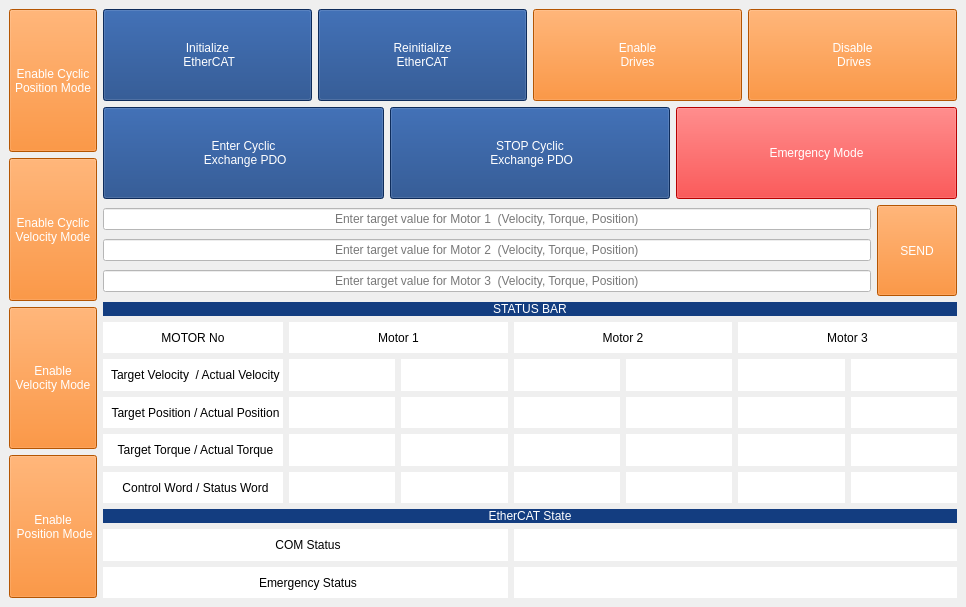
Qt form src/gui_pkg/ui/mainwindow.ui (veysiadn/ecat_control_ws) before a commit.
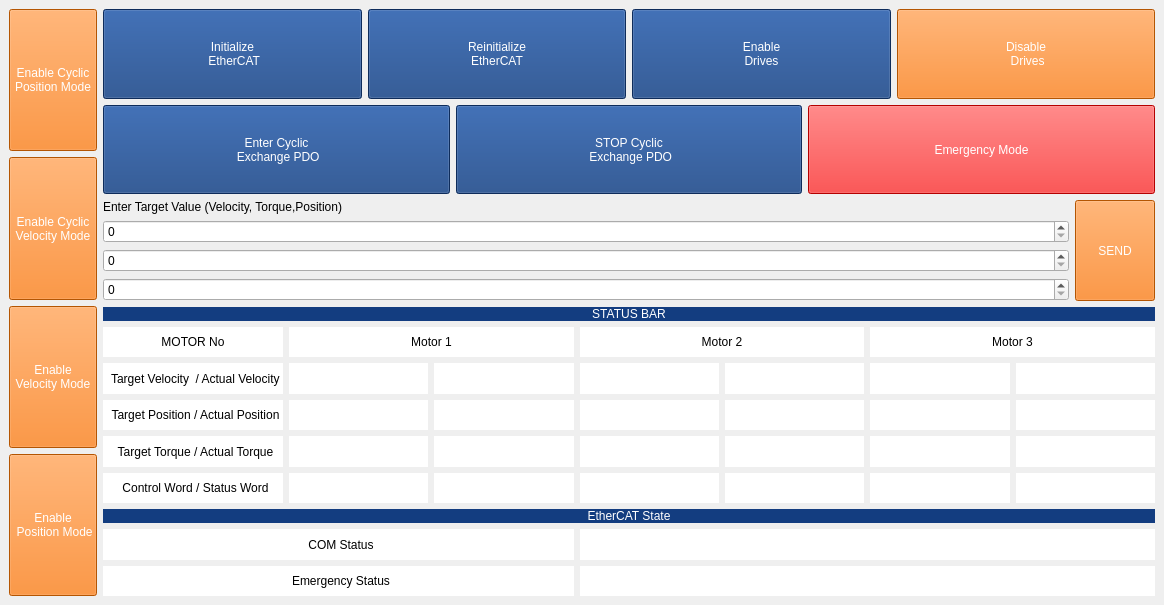
The same form after that commit.

Patch:
```diff
--- a/src/gui_pkg/ui/mainwindow.ui
+++ b/src/gui_pkg/ui/mainwindow.ui
@@ -6,10 +6,16 @@
    <rect>
     <x>0</x>
     <y>0</y>
-    <width>966</width>
-    <height>607</height>
+    <width>1164</width>
+    <height>605</height>
    </rect>
   </property>
+  <property name="maximumSize">
+   <size>
+    <width>1920</width>
+    <height>1080</height>
+   </size>
+  </property>
   <property name="windowTitle">
    <string>MainWindow</string>
   </property>
@@ -28,9 +34,15 @@
            </sizepolicy>
           </property>
           <property name="styleSheet">
-           <string notr="true">color: rgb(255, 255, 255);
+           <string notr="true">QPushButton:pressed {
+    background-color: rgb(224, 0, 0);
+}
+QPushButton { 
+color: rgb(255, 255, 255);
 background-color: rgb(252, 119, 3);
-font: bold 75 15pt &quot;Noto Sans&quot;;</string>
+font: bold 75 15pt &quot;Noto Sans&quot;;
+}
+</string>
           </property>
           <property name="text">
            <string>Enable Cyclic
@@ -47,9 +59,15 @@
            </sizepolicy>
           </property>
           <property name="styleSheet">
-           <string notr="true">color: rgb(255, 255, 255);
+           <string notr="true">QPushButton:pressed {
+    background-color: rgb(224, 0, 0);
+}
+QPushButton { 
+color: rgb(255, 255, 255);
 background-color: rgb(252, 119, 3);
-font: bold 75 15pt &quot;Noto Sans&quot;;</string>
+font: bold 75 15pt &quot;Noto Sans&quot;;
+}
+</string>
           </property>
           <property name="text">
            <string>Enable Cyclic
@@ -66,9 +84,15 @@
            </sizepolicy>
           </property>
           <property name="styleSheet">
-           <string notr="true">color: rgb(255, 255, 255);
+           <string notr="true">QPushButton:pressed {
+    background-color: rgb(224, 0, 0);
+}
+QPushButton { 
+color: rgb(255, 255, 255);
 background-color: rgb(252, 119, 3);
-font: bold 75 15pt &quot;Noto Sans&quot;;</string>
+font: bold 75 15pt &quot;Noto Sans&quot;;
+}
+</string>
           </property>
           <property name="text">
            <string>Enable 
@@ -85,9 +109,15 @@
            </sizepolicy>
           </property>
           <property name="styleSheet">
-           <string notr="true">color: rgb(255, 255, 255);
+           <string notr="true">QPushButton:pressed {
+    background-color: rgb(224, 0, 0);
+}
+QPushButton { 
+color: rgb(255, 255, 255);
 background-color: rgb(252, 119, 3);
-font: bold 75 15pt &quot;Noto Sans&quot;;</string>
+font: bold 75 15pt &quot;Noto Sans&quot;;
+}
+</string>
           </property>
           <property name="text">
            <string>Enable 
@@ -110,12 +140,18 @@
              </sizepolicy>
             </property>
             <property name="styleSheet">
-             <string notr="true">color: rgb(255, 255, 255);
+             <string notr="true">QPushButton:pressed {
+    background-color: rgb(224, 0, 0);
+}
+QPushButton { 
+color: rgb(255, 255, 255);
 selection-background-color: rgb(238, 238, 236);
 selection-color: rgb(238, 238, 236);
 background-color: rgb(19, 61, 128);
 alternate-background-color: rgb(0, 0, 0);
-font: bold 75 15pt &quot;Noto Sans&quot;;</string>
+font: bold 75 16pt &quot;Noto Sans&quot;;
+}
+</string>
             </property>
             <property name="text">
              <string>Initialize 
@@ -132,12 +168,18 @@
              </sizepolicy>
             </property>
             <property name="styleSheet">
-             <string notr="true">color: rgb(255, 255, 255);
+             <string notr="true">QPushButton:pressed {
+    background-color: rgb(224, 0, 0);
+}
+QPushButton { 
+color: rgb(255, 255, 255);
 selection-background-color: rgb(238, 238, 236);
 selection-color: rgb(238, 238, 236);
 background-color: rgb(19, 61, 128);
 alternate-background-color: rgb(0, 0, 0);
-font: bold 75 16pt &quot;Noto Sans&quot;;</string>
+font: bold 75 16pt &quot;Noto Sans&quot;;
+}
+</string>
             </property>
             <property name="text">
              <string>Reinitialize 
@@ -154,9 +196,18 @@
              </sizepolicy>
             </property>
             <property name="styleSheet">
-             <string notr="true">color: rgb(255, 255, 255);
-background-color: rgb(252, 119, 3);
-font: bold 75 15pt &quot;Noto Sans&quot;;</string>
+             <string notr="true">QPushButton:pressed {
+    background-color: rgb(224, 0, 0);
+}
+QPushButton { 
+color: rgb(255, 255, 255);
+selection-background-color: rgb(238, 238, 236);
+selection-color: rgb(238, 238, 236);
+background-color: rgb(19, 61, 128);
+alternate-background-color: rgb(0, 0, 0);
+font: bold 75 16pt &quot;Noto Sans&quot;;
+}
+</string>
             </property>
             <property name="text">
              <string>Enable 
@@ -173,9 +224,15 @@
              </sizepolicy>
             </property>
             <property name="styleSheet">
-             <string notr="true">color: rgb(255, 255, 255);
+             <string notr="true">QPushButton:pressed {
+    background-color: rgb(224, 0, 0);
+}
+QPushButton { 
+color: rgb(255, 255, 255);
 background-color: rgb(252, 119, 3);
-font: bold 75 15pt &quot;Noto Sans&quot;;</string>
+font: bold 75 15pt &quot;Noto Sans&quot;;
+}
+</string>
             </property>
             <property name="text">
              <string>Disable
@@ -199,12 +256,18 @@
              </sizepolicy>
             </property>
             <property name="styleSheet">
-             <string notr="true">color: rgb(255, 255, 255);
+             <string notr="true">QPushButton:pressed {
+    background-color: rgb(224, 0, 0);
+}
+QPushButton { 
+color: rgb(255, 255, 255);
 selection-background-color: rgb(238, 238, 236);
 selection-color: rgb(238, 238, 236);
 background-color: rgb(19, 61, 128);
 alternate-background-color: rgb(0, 0, 0);
-font: bold 75 16pt &quot;Noto Sans&quot;;</string>
+font: bold 75 16pt &quot;Noto Sans&quot;;
+}
+</string>
             </property>
             <property name="text">
              <string>Enter Cyclic 
@@ -221,12 +284,18 @@
              </sizepolicy>
             </property>
             <property name="styleSheet">
-             <string notr="true">color: rgb(255, 255, 255);
+             <string notr="true">QPushButton:pressed {
+    background-color: rgb(224, 0, 0);
+}
+QPushButton { 
+color: rgb(255, 255, 255);
 selection-background-color: rgb(238, 238, 236);
 selection-color: rgb(238, 238, 236);
 background-color: rgb(19, 61, 128);
 alternate-background-color: rgb(0, 0, 0);
-font: bold 75 16pt &quot;Noto Sans&quot;;</string>
+font: bold 75 16pt &quot;Noto Sans&quot;;
+}
+</string>
             </property>
             <property name="text">
              <string>STOP Cyclic 
@@ -249,9 +318,15 @@
              </size>
             </property>
             <property name="styleSheet">
-             <string notr="true">color: rgb(255, 255, 255);
-background-color: rgb(255, 0,0);
-font: bold 75 15pt &quot;Noto Sans&quot;;</string>
+             <string notr="true">QPushButton:pressed {
+background-color: rgb(19, 61, 128);
+}
+QPushButton { 
+color: rgb(255, 255, 255);
+background-color: rgb(252, 0, 0);
+font: bold 75 15pt &quot;Noto Sans&quot;;
+}
+</string>
             </property>
             <property name="text">
              <string>Emergency Mode</string>
@@ -265,47 +340,63 @@
           <item>
            <layout class="QVBoxLayout" name="target_vertical_layout">
             <item>
-             <widget class="QLineEdit" name="lne_target_value_1">
+             <widget class="QLabel" name="lb_enter_target_vals">
               <property name="styleSheet">
-               <string notr="true">color: rgb(120, 120, 120);
-background-color: rgb(255, 255, 255);
-font: bold 75 12pt &quot;Noto Sans&quot;;</string>
+               <string notr="true">color: rgb(0, 0, 0);
+selection-background-color: rgb(238, 238, 236);
+background-color:  none;
+font: bold 75 14pt &quot;Noto Sans&quot;;</string>
               </property>
               <property name="text">
-               <string>Enter target value for Motor 1  (Velocity, Torque, Position)</string>
+               <string>Enter Target Value (Velocity, Torque,Position)</string>
               </property>
-              <property name="alignment">
-               <set>Qt::AlignCenter</set>
+             </widget>
+            </item>
+            <item>
+             <widget class="QSpinBox" name="spn_target_val_1">
+              <property name="sizePolicy">
+               <sizepolicy hsizetype="Minimum" vsizetype="Fixed">
+                <horstretch>0</horstretch>
+                <verstretch>0</verstretch>
+               </sizepolicy>
               </property>
+              <property name="maximum">
+               <number>10000</number>
+              </property>
+              <property name="stepType">
+               <enum>QAbstractSpinBox::AdaptiveDecimalStepType</enum>
+              </property>
              </widget>
             </item>
             <item>
-             <widget class="QLineEdit" name="lne_target_value_2">
-              <property name="styleSheet">
-               <string notr="true">color: rgb(120, 120, 120);
-background-color: rgb(255, 255, 255);
-font: bold 75 12pt &quot;Noto Sans&quot;;</string>
+             <widget class="QSpinBox" name="spn_target_val_2">
+              <property name="sizePolicy">
+               <sizepolicy hsizetype="Minimum" vsizetype="Fixed">
+                <horstretch>0</horstretch>
+                <verstretch>0</verstretch>
+               </sizepolicy>
               </property>
-              <property name="text">
-               <string>Enter target value for Motor 2  (Velocity, Torque, Position)</string>
+              <property name="maximum">
+               <number>10000</number>
               </property>
-              <property name="alignment">
-               <set>Qt::AlignCenter</set>
+              <property name="stepType">
+               <enum>QAbstractSpinBox::AdaptiveDecimalStepType</enum>
               </property>
              </widget>
             </item>
             <item>
-             <widget class="QLineEdit" name="lne_target_value_3">
-              <property name="styleSheet">
-               <string notr="true">color: rgb(120, 120, 120);
-background-color: rgb(255, 255, 255);
-font: bold 75 12pt &quot;Noto Sans&quot;;</string>
+             <widget class="QSpinBox" name="spn_target_val_3">
+              <property name="sizePolicy">
+               <sizepolicy hsizetype="Minimum" vsizetype="Fixed">
+                <horstretch>0</horstretch>
+                <verstretch>0</verstretch>
+               </sizepolicy>
               </property>
-              <property name="text">
-               <string>Enter target value for Motor 3  (Velocity, Torque, Position)</string>
+              <property name="maximum">
+               <number>10000</number>
               </property>
-              <property name="alignment">
-               <set>Qt::AlignCenter</set>
+              <property name="stepType">
+               <enum>QAbstractSpinBox::AdaptiveDecimalStepType</enum>
               </property>
              </widget>
             </item>
@@ -314,15 +405,21 @@
           <item>
            <widget class="QPushButton" name="b_send">
             <property name="sizePolicy">
-             <sizepolicy hsizetype="Minimum" vsizetype="Minimum">
+             <sizepolicy hsizetype="Maximum" vsizetype="Minimum">
               <horstretch>0</horstretch>
               <verstretch>0</verstretch>
              </sizepolicy>
             </property>
             <property name="styleSheet">
-             <string notr="true">color: rgb(255, 255, 255);
+             <string notr="true">QPushButton:pressed {
+    background-color: rgb(224, 0, 0);
+}
+QPushButton { 
+color: rgb(255, 255, 255);
 background-color: rgb(252, 119, 3);
-font: bold 75 15pt &quot;Noto Sans&quot;;</string>
+font: bold 75 15pt &quot;Noto Sans&quot;;
+}
+</string>
             </property>
             <property name="text">
              <string>SEND</string>
```
Left out of the diff: 60 changed lines with no effect on the pictures.
